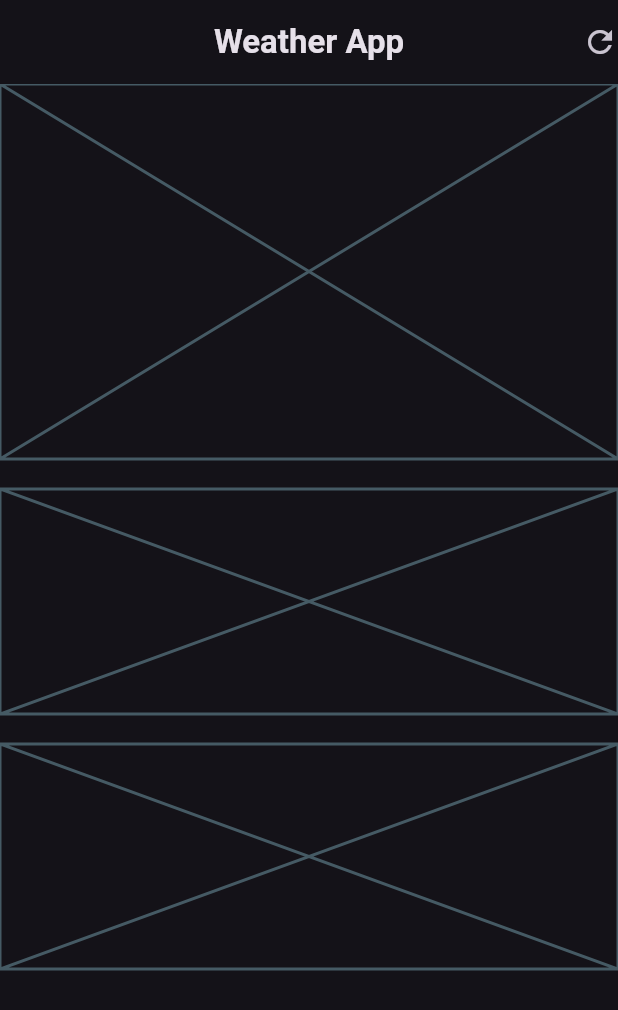
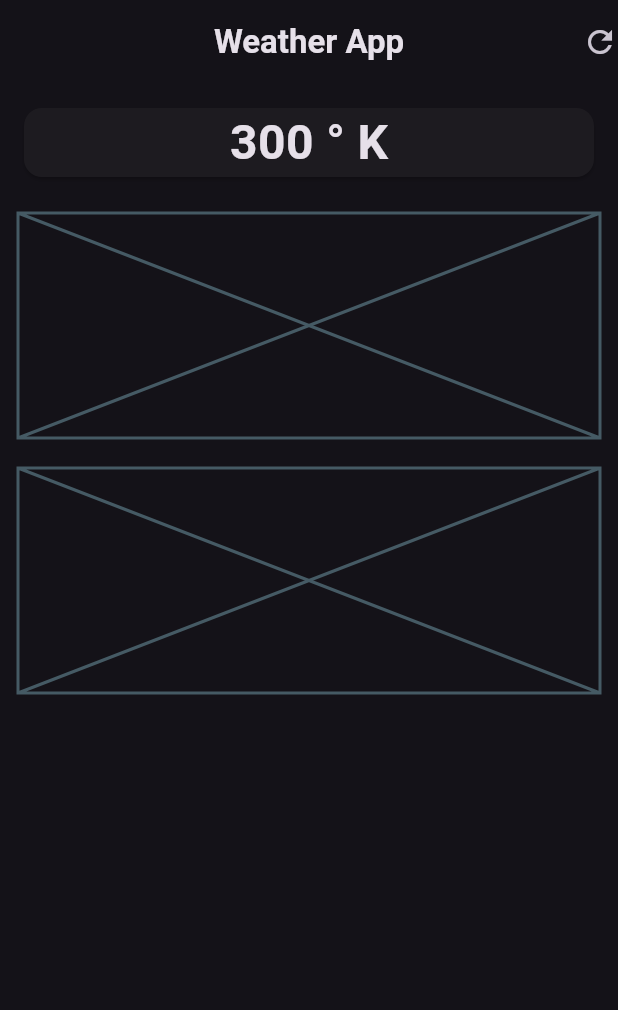
Before and after one commit to fiftheenyen/weather_app, a Flutter app: the screen it shows after launch, on a phone screen of 412 x 824 dp. Shown: the top 1010 px of the screen. Run offline on Flutter 3.47's test engine with Material 3 defaults, Android fonts, the phone set to English and light mode, and no system bars.

Commit message:
wrap the column with padding

```diff
--- a/lib/weather_screen.dart
+++ b/lib/weather_screen.dart
@@ -21,10 +21,27 @@ class WeatherScreen extends StatelessWidget {
           ),
         ],
       ),
-      body: Column(
+      body: Padding(
+        padding: const EdgeInsets.all(12.0),
+        child: Column(
           children: [
             //maincard
-          const Placeholder(fallbackHeight: 250),
+            SizedBox(
+              width: double.infinity,
+              child: Card(
+                child: Column(
+                  children: [
+                    Text(
+                      '300 ° K',
+                      style: TextStyle(
+                        fontSize: 32,
+                        fontWeight: FontWeight.bold,
+                      ),
+                    ),
+                  ],
+                ),
+              ),
+            ),
             //weatherforecast card
             const SizedBox(height: 20),
             const Placeholder(fallbackHeight: 150),
@@ -33,6 +50,7 @@ class WeatherScreen extends StatelessWidget {
             const Placeholder(fallbackHeight: 150),
           ],
         ),
+      ),
     );
   }
 }
```
Lines whose indentation alone changed are shown as unchanged.
